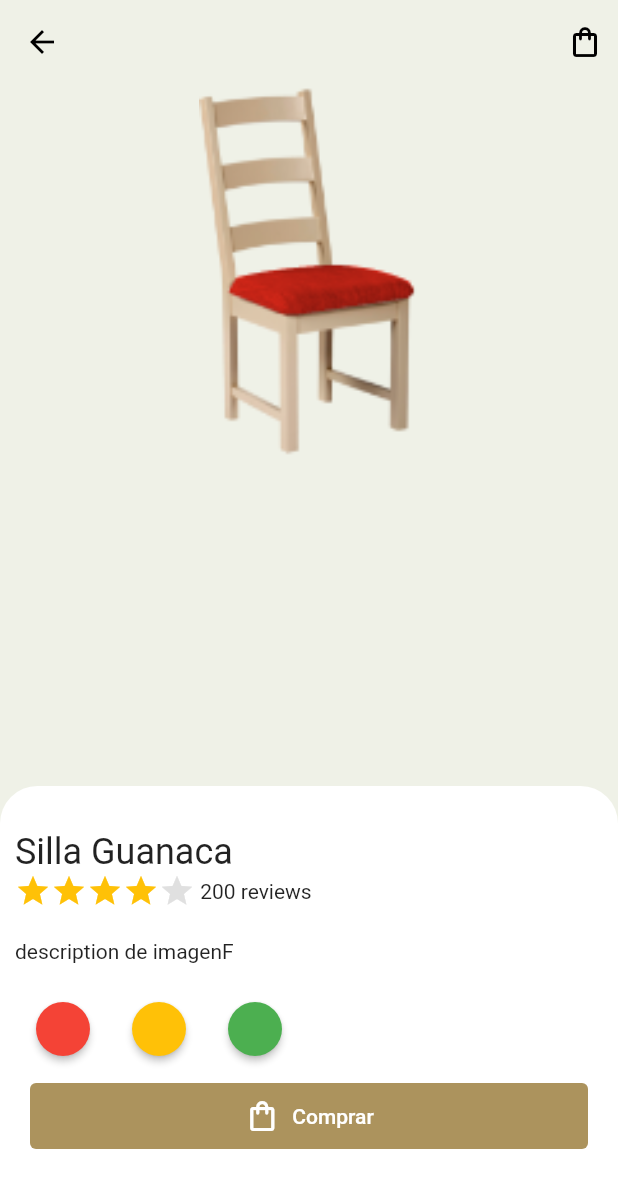
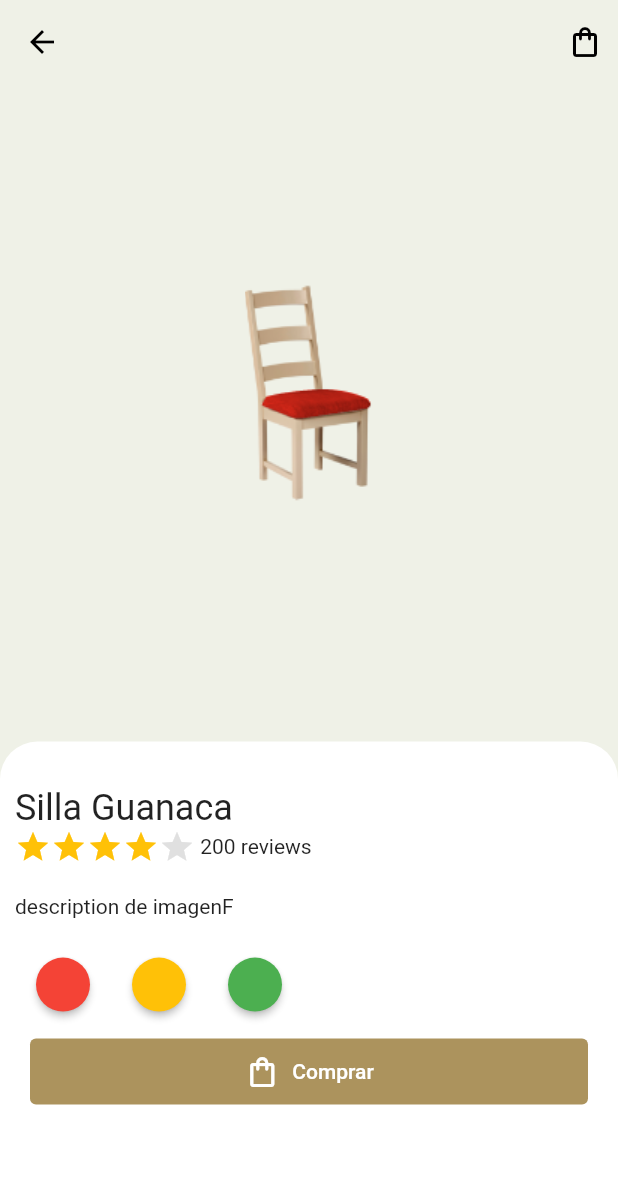
Before and after one commit to 2533982015/ShopApp, a Flutter app: the ProductDetailPage screen opened directly, on a phone screen of 412 x 824 dp. Shown: the top 1188 px of the screen. Run offline on Flutter 3.47's test engine with Material 2 defaults, Android fonts, the phone set to English and light mode, and no system bars.

Commit message:
chore: change height dimensions

```diff
--- a/lib/pages/product_detail_page.dart
+++ b/lib/pages/product_detail_page.dart
@@ -30,13 +30,16 @@ class _ProductDetailPageState extends State<ProductDetailPage> {
           height: double.infinity,
           color: MAIN_COLOR,
           child: Stack(children: [
-            Container(width: double.infinity, height: 250, child: _getImage()),
+            Container(
+                width: double.infinity,
+                height: MediaQuery.of(context).size.height / 2,
+                child: _getImage()),
             Positioned(
                 left: 0,
                 bottom: 0,
                 child: Container(
                     width: MediaQuery.of(context).size.width,
-                    height: 300,
+                    height: MediaQuery.of(context).size.height / 2.5,
                     decoration: BoxDecoration(
                         color: Colors.white,
                         borderRadius: BorderRadius.only(
@@ -119,14 +122,14 @@ class _ProductDetailPageState extends State<ProductDetailPage> {
     switch (_currentImage) {
       case 1:
         return Image(
-            image: AssetImage('assets/images/chair3.png'), fit: BoxFit.contain);
+            image: AssetImage('assets/images/chair3.png'), fit: BoxFit.none);
       case 2:
         return Image(
-            image: AssetImage('assets/images/chair2.png'), fit: BoxFit.contain);
+            image: AssetImage('assets/images/chair2.png'), fit: BoxFit.none);
       case 3:
       default:
         return Image(
-            image: AssetImage('assets/images/chair1.png'), fit: BoxFit.contain);
+            image: AssetImage('assets/images/chair1.png'), fit: BoxFit.none);
     }
   }
 }
```
